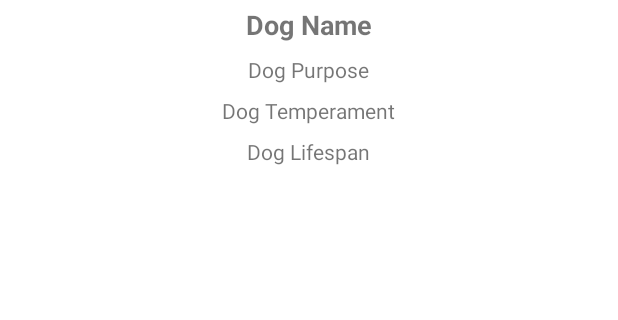
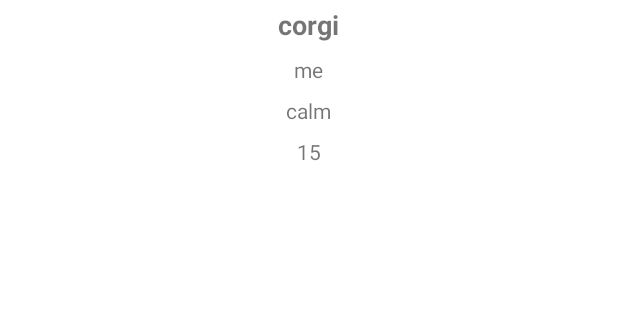
Before and after one commit to leoyunxi/jetpack_dogs_app, an Android app: the DetailFragment screen opened through its navigation route, on a phone screen of 412 x 824 dp, the part 386-706 px from its top. Run offline under Robolectric (Android 15) with nearby library versions, the phone set to English and light mode, and no system bars; our stand-ins replace ButterKnife, Room's generated code, navigation-ui.

Commit message:
detail display

```diff
--- a/app/src/main/java/com/devtides/dogsapp/view/DetailFragment.java
+++ b/app/src/main/java/com/devtides/dogsapp/view/DetailFragment.java
@@ -5,6 +5,8 @@ import android.os.Bundle;
 import androidx.annotation.NonNull;
 import androidx.annotation.Nullable;
 import androidx.fragment.app.Fragment;
+import androidx.lifecycle.ViewModelProvider;
+import androidx.lifecycle.ViewModelProviders;
 import androidx.navigation.NavAction;
 import androidx.navigation.NavDirections;
 import androidx.navigation.Navigation;
@@ -12,30 +14,46 @@ import androidx.navigation.Navigation;
 import android.view.LayoutInflater;
 import android.view.View;
 import android.view.ViewGroup;
+import android.widget.ImageView;
 import android.widget.TextView;
 
 import com.devtides.dogsapp.R;
+import com.devtides.dogsapp.model.DogBreed;
+import com.devtides.dogsapp.viewmodel.DetailViewModel;
 import com.google.android.material.floatingactionbutton.FloatingActionButton;
+
+import java.util.List;
 
 import butterknife.BindView;
 import butterknife.ButterKnife;
 
 public class DetailFragment extends Fragment {
 
+    private DetailViewModel viewModel;
+
     private int dogUuid;
+
+    @BindView(R.id.dogImage)
+    ImageView dogImage;
+
+    @BindView(R.id.dogName)
+    TextView dogName;
+
+    @BindView(R.id.dogPurpose)
+    TextView dogPurpose;
+
+    @BindView(R.id.dogTemperament)
+    TextView dogTemperament;
+
+    @BindView(R.id.dogLifespan)
+    TextView dogLifespan;
 
     public DetailFragment() {
     }
 
     @Override
-    public void onCreate(Bundle savedInstanceState) {
-        super.onCreate(savedInstanceState);
-    }
-
-    @Override
     public View onCreateView(LayoutInflater inflater, ViewGroup container,
                              Bundle savedInstanceState) {
-        // Inflate the layout for this fragment
         View view = inflater.inflate(R.layout.fragment_detail, container, false);
         ButterKnife.bind(this, view);
         return view;
@@ -47,5 +65,21 @@ public class DetailFragment extends Fragment {
         if (getArguments() != null) {
             dogUuid = DetailFragmentArgs.fromBundle(getArguments()).getDogUuid();
         }
+
+        viewModel = ViewModelProviders.of(this).get(DetailViewModel.class);
+        viewModel.fetch(0);
+
+        observeViewModel();
+    }
+
+    private void observeViewModel() {
+        viewModel.dogLiveData.observe(getViewLifecycleOwner(), dogs -> {
+            if (dogs != null && dogs instanceof DogBreed) {
+                dogName.setText(dogs.dogBreed);
+                dogLifespan.setText(dogs.lifeSpan);
+                dogPurpose.setText(dogs.bredFor);
+                dogTemperament.setText(dogs.temperament);
+            }
+        });
     }
 }
--- /dev/null
+++ b/app/src/main/java/com/devtides/dogsapp/viewmodel/DetailViewModel.java
@@ -0,0 +1,16 @@
+package com.devtides.dogsapp.viewmodel;
+
+import androidx.lifecycle.MutableLiveData;
+import androidx.lifecycle.ViewModel;
+
+import com.devtides.dogsapp.model.DogBreed;
+
+public class DetailViewModel extends ViewModel {
+
+    public MutableLiveData<DogBreed> dogLiveData = new MutableLiveData<>();
+
+    public void fetch(int uuid) {
+        DogBreed dog1 = new DogBreed("1", "corgi", "15", "", "me", "calm", "");
+        dogLiveData.setValue(dog1);
+    }
+}
```
